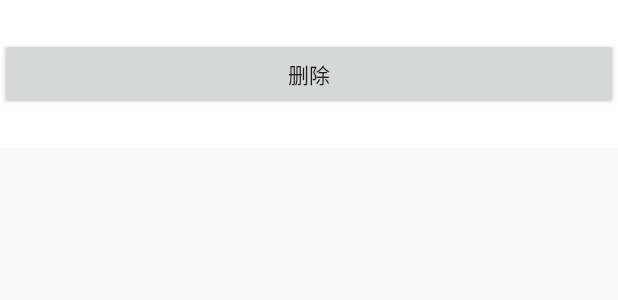
After one commit to 373518155/v4l2, an Android app: the layout file_explorer_bottom_menu_popup.xml on its own in the app's theme, with its tools: preview values and no code run, on a phone screen of 412 x 824 dp. The commit adds this screen. Shown: the top 300 px of the screen. Run offline under Robolectric (Android 15) with nearby library versions, the phone set to English and light mode, and no system bars.

Commit message:
添加了删除功能

```diff
--- a/Lab/app/src/main/res/layout/activity_main.xml
+++ b/Lab/app/src/main/res/layout/activity_main.xml
@@ -12,4 +12,10 @@
         android:layout_width="match_parent"
         android:layout_height="wrap_content"
         android:text="test" />
+
+    <SurfaceView
+        android:id="@+id/surface_view"
+        android:layout_width="match_parent"
+        android:layout_height="300dp"
+        />
 </LinearLayout>
--- a/MiniFileExplorer/app/build.gradle
+++ b/MiniFileExplorer/app/build.gradle
@@ -28,4 +28,6 @@ dependencies {
     androidTestImplementation 'androidx.test.espresso:espresso-core:3.2.0'
     implementation 'com.yanzhenjie:permission:2.0.0-rc12'
     implementation 'com.github.CymChad:BaseRecyclerViewAdapterHelper:2.9.46'
+    implementation 'com.lxj:xpopup:1.8.10-x'
+    implementation 'cn.snailpad:EasyJSON:1.0.18'
 }
--- /dev/null
+++ b/MiniFileExplorer/app/src/main/res/layout/file_explorer_bottom_menu_popup.xml
@@ -0,0 +1,16 @@
+<?xml version="1.0" encoding="utf-8"?>
+<LinearLayout
+    xmlns:android="http://schemas.android.com/apk/res/android"
+    android:orientation="vertical"
+    android:layout_width="match_parent"
+    android:layout_height="wrap_content"
+    android:paddingTop="25dp"
+    android:paddingBottom="25dp"
+    android:background="@android:color/white">
+    <Button
+        android:id="@+id/btn_delete"
+        android:layout_width="match_parent"
+        android:layout_height="wrap_content"
+        android:text="删除"
+        />
+</LinearLayout>
--- a/MiniFileExplorer/app/src/main/res/layout/fs_item.xml
+++ b/MiniFileExplorer/app/src/main/res/layout/fs_item.xml
@@ -25,7 +25,7 @@
         android:layout_height="24dp"
         android:layout_centerVertical="true"
         android:layout_alignParentRight="true"
-        android:src="@drawable/ic_expand"
+        android:src="@drawable/ic_more_vert_black_24dp"
         />
 
     <LinearLayout
```
Also changed, not shown: Lab/app/src/main/java/com/example/lab/MainActivity.java (+37 -0 lines), MiniFileExplorer/app/src/main/java/com/example/lab/FSAdapter.java (+3 -6 lines), MiniFileExplorer/app/src/main/java/com/example/lab/FileExplorerAction.java (added, +13 -0 lines), MiniFileExplorer/app/src/main/java/com/example/lab/FileExplorerBottomMenuPopup.java (added, +75 -0 lines), MiniFileExplorer/app/src/main/java/com/example/lab/MainActivity.java (+55 -1 lines), MiniFileExplorer/app/src/main/java/com/example/lab/SimpleCallback.java (added, +9 -0 lines), Lab/app/src/main/res/drawable/shot.png (added).
